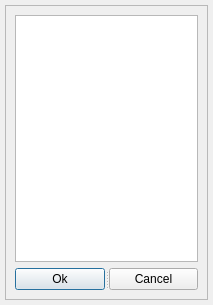
Before: the Qt Designer form ui/selectworld.ui in StarixWoS/ReMix, drawn with Qt 5.
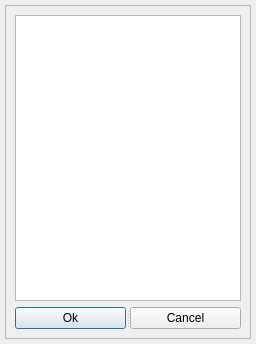
After: the same form once the commit is applied.

```diff
--- a/ui/selectworld.ui
+++ b/ui/selectworld.ui
@@ -6,8 +6,8 @@
    <rect>
     <x>0</x>
     <y>0</y>
-    <width>213</width>
-    <height>305</height>
+    <width>256</width>
+    <height>344</height>
    </rect>
   </property>
   <property name="windowTitle">
@@ -38,7 +38,7 @@
       <item row="0" column="0">
        <layout class="QVBoxLayout" name="verticalLayout">
         <item>
-         <widget class="QListView" name="worldViewer"/>
+         <widget class="QTreeView" name="worldViewer"/>
         </item>
         <item>
          <widget class="QSplitter" name="splitter">
```
